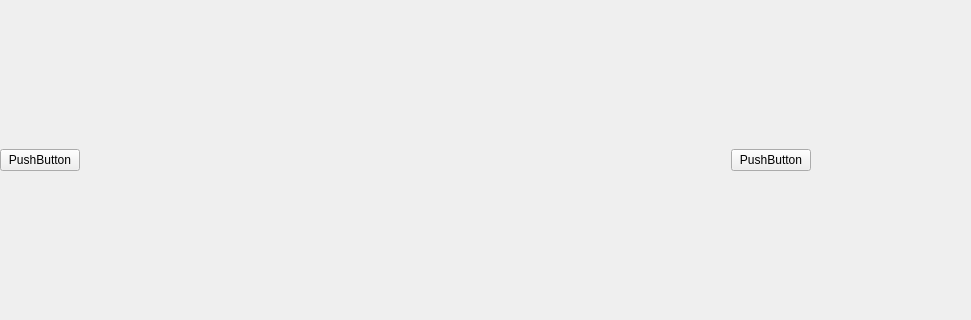
This is ElectionGame/Student/akkuna.ui in elguitar/los-horos as Qt 5 draws it before an edit; both pictures show x 0 to 971 and y 245 to 565 of the 1280 by 800 pixel window. The edited form follows.
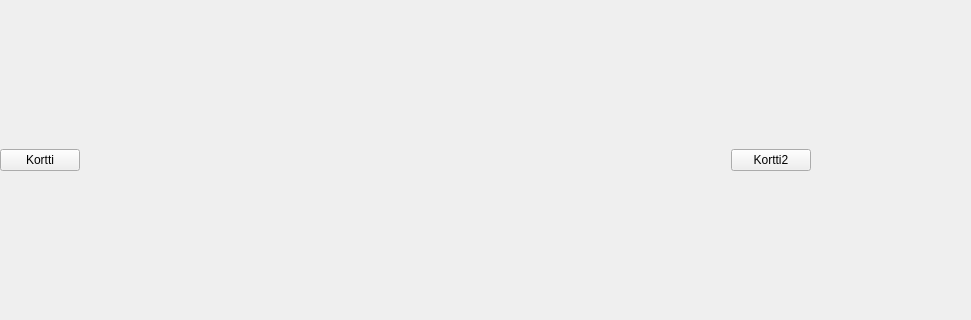
This is the edited form.

Commit message: =akkunaa parannettu

The edit to the form file:
```diff
--- a/ElectionGame/Student/akkuna.ui
+++ b/ElectionGame/Student/akkuna.ui
@@ -43,7 +43,7 @@
         <item>
          <widget class="QPushButton" name="pushButton_2">
           <property name="text">
-           <string>PushButton</string>
+           <string>Kortti</string>
           </property>
          </widget>
         </item>
@@ -63,7 +63,7 @@
         <item>
          <widget class="QPushButton" name="pushButton">
           <property name="text">
-           <string>PushButton</string>
+           <string>Kortti2</string>
           </property>
          </widget>
         </item>
```
